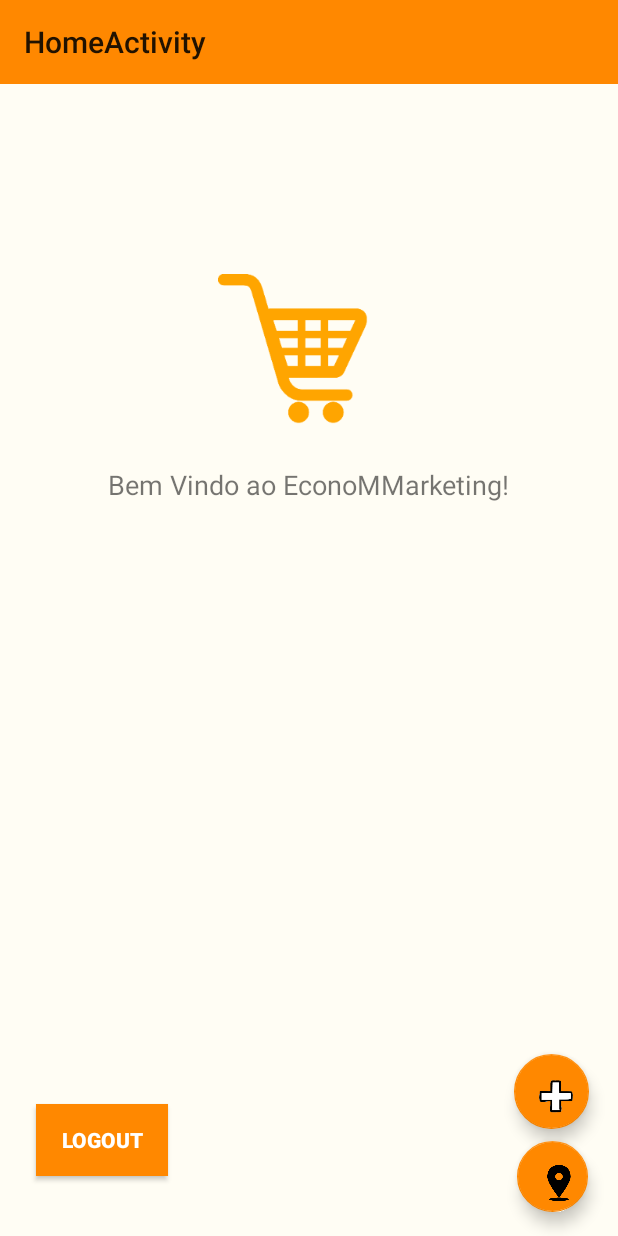
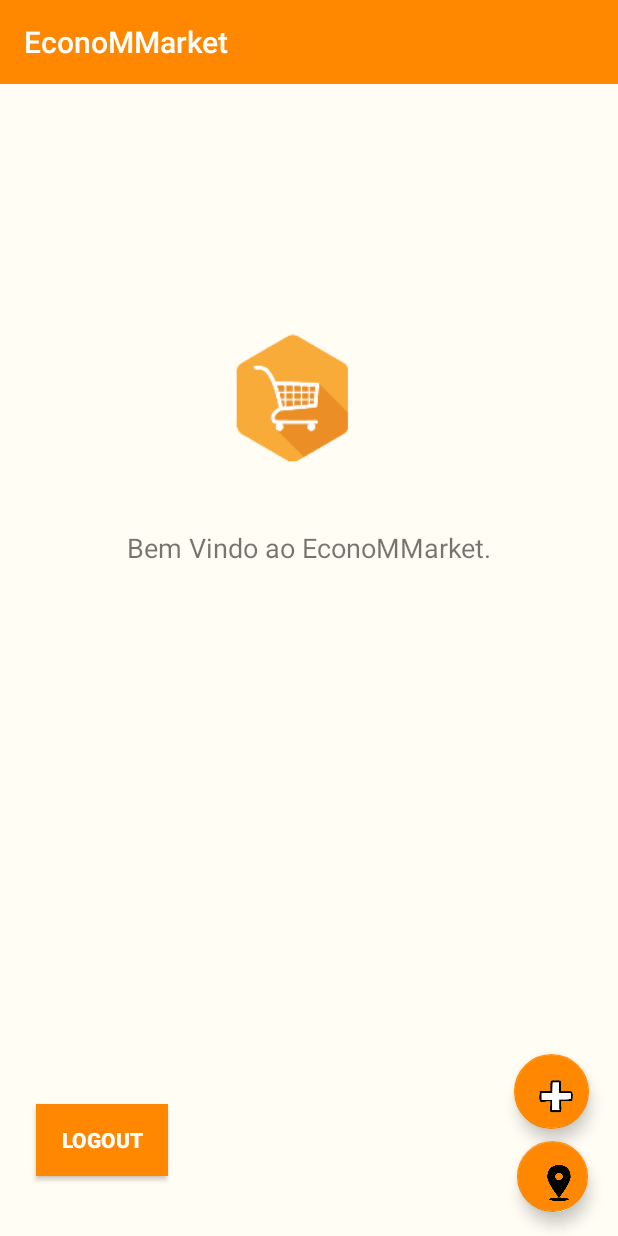
Before and after one commit to caiomnt/PI2, an Android app: the screen it shows after launch once a user with an empty profile is signed in (HomeActivity), on a phone screen of 412 x 824 dp. Run offline under Robolectric (Android 15) with nearby library versions, the phone set to English and light mode, and no system bars; our stand-ins replace Firebase (no records; nobody signed in at launch, a user with empty details on screens opened directly); libraries missing offline, so code that uses them is left out: com.facebook, com.facebook.login; Roboto replaces fonts that are not available here.

Commit message:
Alteracoes finais

```diff
--- a/EconoMMarket/app/src/main/java/pi2/econommarket/HomeActivity.java
+++ b/EconoMMarket/app/src/main/java/pi2/econommarket/HomeActivity.java
@@ -1,6 +1,7 @@
 package pi2.econommarket;
 
 import android.content.Intent;
+import android.graphics.Color;
 import android.os.Bundle;
 import android.support.design.widget.FloatingActionButton;
 import android.support.design.widget.Snackbar;
@@ -24,6 +25,8 @@ public class HomeActivity extends AppCompatActivity {
         auth = FirebaseAuth.getInstance();
 
         Toolbar toolbar = (Toolbar) findViewById(R.id.toolbar);
+        toolbar.setTitle("EconoMMarket");
+        toolbar.setTitleTextColor(Color.WHITE);
         setSupportActionBar(toolbar);
 
         FloatingActionButton add = (FloatingActionButton) findViewById(R.id.add);
--- a/EconoMMarket/app/src/main/java/pi2/econommarket/Produtos.java
+++ b/EconoMMarket/app/src/main/java/pi2/econommarket/Produtos.java
@@ -8,7 +8,7 @@ public class Produtos {
     private Double preco;
     private String titulo;
     private String url;
-
+    private String mercado;
 
     public Produtos() {
     }
@@ -69,4 +69,8 @@ public class Produtos {
     public void setUrl(String url) {
         this.url = url;
     }
+
+    public String getMercado() { return mercado; }
+
+    public void setMercado(String mercado) { this.mercado = mercado; }
 }
--- a/EconoMMarket/app/src/main/java/pi2/econommarket/ResultadoLocalizacao.java
+++ b/EconoMMarket/app/src/main/java/pi2/econommarket/ResultadoLocalizacao.java
@@ -25,7 +25,7 @@ public class ResultadoLocalizacao extends AppCompatActivity {
     @Override
     protected void onCreate(Bundle savedInstanceState) {
         super.onCreate(savedInstanceState);
-        //setContentView(R.layout.activity_resultado_busca);
+        //setContentView(R.layout.login);
 
         Retrofit retrofit = new Retrofit.Builder()
                 .addConverterFactory(GsonConverterFactory.create())
--- a/EconoMMarket/app/src/main/res/layout/activity_home.xml
+++ b/EconoMMarket/app/src/main/res/layout/activity_home.xml
@@ -50,26 +50,27 @@
         android:layout_marginEnd="8dp"
         android:layout_marginStart="8dp"
         android:layout_marginTop="8dp"
-        android:text="Bem Vindo ao EconoMMarketing!"
+        android:text="Bem Vindo ao EconoMMarket."
         android:textSize="18sp"
         app:layout_constraintBottom_toBottomOf="parent"
         app:layout_constraintEnd_toEndOf="parent"
+        app:layout_constraintHorizontal_bias="0.504"
         app:layout_constraintStart_toStartOf="parent"
         app:layout_constraintTop_toBottomOf="@+id/toolbar"
-        app:layout_constraintVertical_bias="0.341" />
+        app:layout_constraintVertical_bias="0.399" />
 
     <ImageView
         android:id="@+id/imageView2"
-        android:layout_width="100dp"
-        android:layout_height="100dp"
-        android:layout_marginBottom="28dp"
+        android:layout_width="141dp"
+        android:layout_height="174dp"
         android:layout_marginEnd="8dp"
         android:layout_marginStart="8dp"
+        android:cropToPadding="false"
         app:layout_constraintBottom_toTopOf="@+id/textView8"
         app:layout_constraintEnd_toEndOf="parent"
-        app:layout_constraintHorizontal_bias="0.463"
+        app:layout_constraintHorizontal_bias="0.458"
         app:layout_constraintStart_toStartOf="parent"
-        app:srcCompat="@mipmap/cart_512" />
+        app:srcCompat="@mipmap/logo_foreground" />
 
     <Button
         android:id="@+id/btnSairHome"
@@ -77,8 +78,8 @@
         android:layout_height="wrap_content"
         android:layout_marginBottom="40dp"
         android:layout_marginStart="24dp"
+        android:text="LOGOUT"
         android:background="@color/colorPrimaryDark"
-        android:text="LOGOUT"
         android:textColor="#fff"
         android:textStyle="bold"
         app:layout_constraintBottom_toBottomOf="parent"
--- a/EconoMMarket/app/src/main/res/layout/activity_setores.xml
+++ b/EconoMMarket/app/src/main/res/layout/activity_setores.xml
@@ -26,7 +26,7 @@
         android:layout_height="125dp"
         android:layout_marginEnd="8dp"
         android:layout_marginStart="8dp"
-        android:layout_marginTop="36dp"
+        android:layout_marginTop="40dp"
         app:layout_constraintEnd_toEndOf="parent"
         app:layout_constraintStart_toStartOf="parent"
         app:layout_constraintTop_toBottomOf="@+id/img1"
@@ -39,7 +39,7 @@
         android:layout_marginBottom="8dp"
         android:layout_marginEnd="8dp"
         android:layout_marginStart="8dp"
-        android:layout_marginTop="56dp"
+        android:layout_marginTop="40dp"
         app:layout_constraintBottom_toBottomOf="parent"
         app:layout_constraintEnd_toEndOf="parent"
         app:layout_constraintHorizontal_bias="0.504"
```
Also changed, not shown: EconoMMarket/app/src/main/java/pi2/econommarket/Listagem.java (+18 -0 lines), EconoMMarket/app/src/main/java/pi2/econommarket/MyAdapter.java (+15 -7 lines), EconoMMarket/app/src/main/java/pi2/econommarket/Pacote.java (deleted, +0 -13 lines), EconoMMarket/app/src/main/res/layout/activity_cervejas.xml (+8 -2 lines), EconoMMarket/app/src/main/res/layout/activity_leite.xml (+8 -2 lines), EconoMMarket/app/src/main/res/layout/activity_molhos.xml (+8 -2 lines), EconoMMarket/app/src/main/res/layout/activity_pacote.xml (deleted, +0 -22 lines), EconoMMarket/app/src/main/res/layout/row_layout.xml (+16 -7 lines), EconoMMarket/app/src/main/res/drawable-xxhdpi/extra_logo.png (added), EconoMMarket/app/src/main/res/drawable-xxhdpi/pao_logo.png (added).
